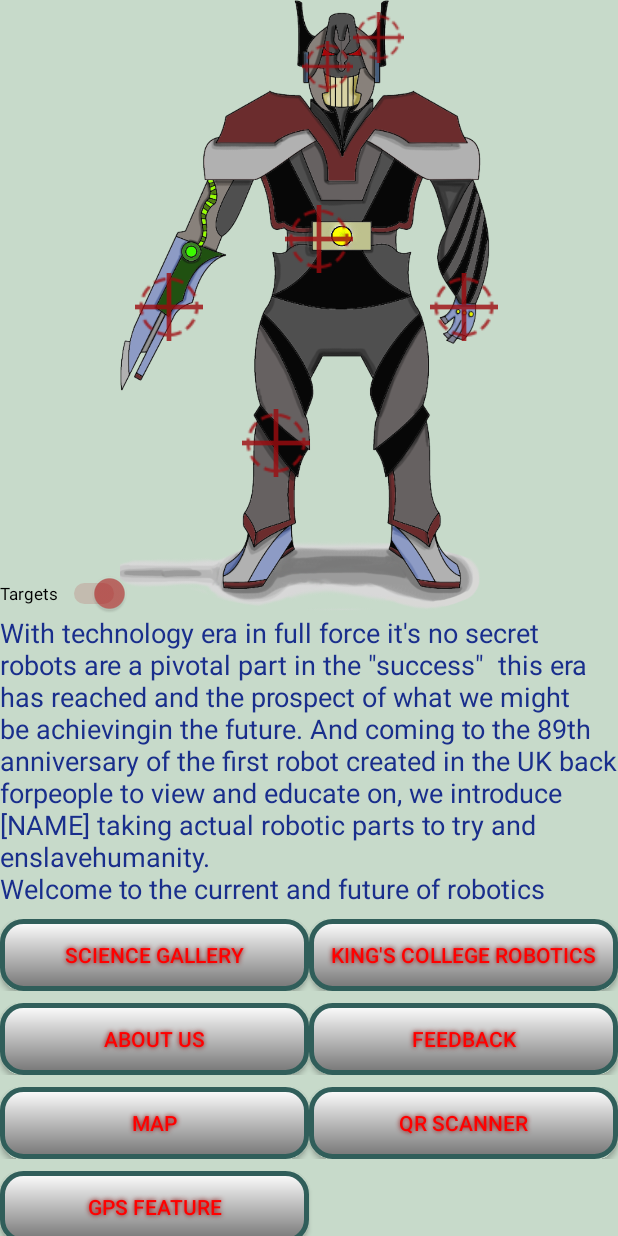
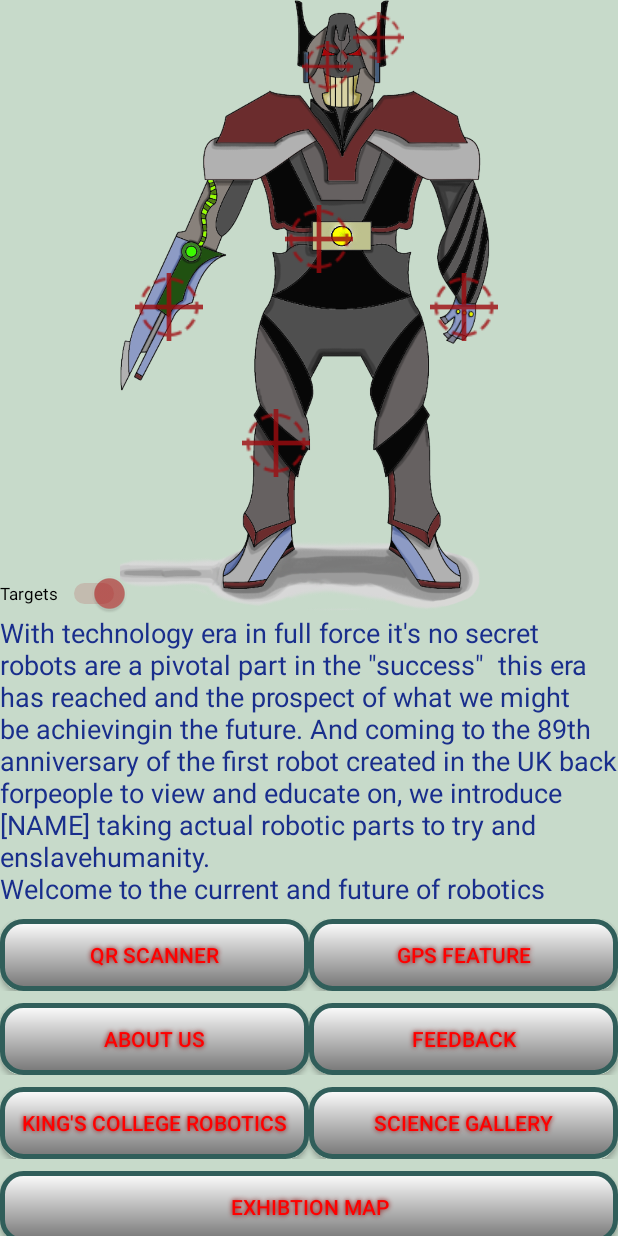
Before and after one commit to maheshuk31/KillerRobotApplication, an Android app: the screen it shows after launch (MainActivity), on a phone screen of 412 x 824 dp. Run offline under Robolectric (Android 15) with nearby library versions, the phone set to English and light mode, and no system bars; libraries missing offline, so code that uses them is left out: com.google.zxing.integration.

Commit message:
Added the close activity for the back button to save further memory, resized some of the texts on other activities to match other sizes.

```diff
--- a/app/src/main/java/com/example/maheshuk31/killerrobotapplication/AboutUsActivity.java
+++ b/app/src/main/java/com/example/maheshuk31/killerrobotapplication/AboutUsActivity.java
@@ -34,4 +34,9 @@ public class AboutUsActivity extends AppCompatActivity {
         });
     }
 
+    @Override
+    public void onBackPressed() {
+        super.onBackPressed();
+        this.finish();
+    }
 }
--- a/app/src/main/java/com/example/maheshuk31/killerrobotapplication/AntennaActivity.java
+++ b/app/src/main/java/com/example/maheshuk31/killerrobotapplication/AntennaActivity.java
@@ -124,5 +124,4 @@ public class AntennaActivity extends AppCompatActivity {
         super.onBackPressed();
         this.finish();
     }
-
 }
--- a/app/src/main/java/com/example/maheshuk31/killerrobotapplication/ExhibitionMapActivity.java
+++ b/app/src/main/java/com/example/maheshuk31/killerrobotapplication/ExhibitionMapActivity.java
@@ -75,4 +75,9 @@ public class ExhibitionMapActivity extends AppCompatActivity {
         });
     }
 
+    @Override
+    public void onBackPressed() {
+        super.onBackPressed();
+        this.finish();
+    }
 }
--- a/app/src/main/java/com/example/maheshuk31/killerrobotapplication/FeedbackActivity.java
+++ b/app/src/main/java/com/example/maheshuk31/killerrobotapplication/FeedbackActivity.java
@@ -60,4 +60,10 @@ public class FeedbackActivity extends AppCompatActivity implements View.OnClickL
         emailSending sm = new emailSending(this, email, message);
         sm.execute();
     }
+
+    @Override
+    public void onBackPressed() {
+        super.onBackPressed();
+        this.finish();
+    }
 }
--- a/app/src/main/java/com/example/maheshuk31/killerrobotapplication/GPSActivity.java
+++ b/app/src/main/java/com/example/maheshuk31/killerrobotapplication/GPSActivity.java
@@ -164,4 +164,9 @@ public class GPSActivity extends AppCompatActivity implements LocationListener {
     public void onProviderDisabled(String provider) {
     }
 
+    @Override
+    public void onBackPressed() {
+        super.onBackPressed();
+        this.finish();
+    }
 }
--- a/app/src/main/java/com/example/maheshuk31/killerrobotapplication/HandActivity.java
+++ b/app/src/main/java/com/example/maheshuk31/killerrobotapplication/HandActivity.java
@@ -122,5 +122,4 @@ public class HandActivity extends AppCompatActivity {
         super.onBackPressed();
         this.finish();
     }
-
 }
--- a/app/src/main/java/com/example/maheshuk31/killerrobotapplication/ScienceGalleryActivity.java
+++ b/app/src/main/java/com/example/maheshuk31/killerrobotapplication/ScienceGalleryActivity.java
@@ -34,4 +34,9 @@ public class ScienceGalleryActivity extends AppCompatActivity {
         });
     }
 
+    @Override
+    public void onBackPressed() {
+        super.onBackPressed();
+        this.finish();
+    }
 }
--- a/app/src/main/res/layout/content_about_us.xml
+++ b/app/src/main/res/layout/content_about_us.xml
@@ -38,6 +38,7 @@
             android:id="@+id/txtAboutText"
             android:layout_width="match_parent"
             android:layout_height="wrap_content"
+            android:textSize="18dp"
             android:text="CORE (Centre for Robotics Research) of King's College have partnered with Science Gallery to produce an exhibition designed to educate you about the robotics that are in society today or in the impending future.
 Designed to be interactive it provides a unique experience into what a &quot;killer&quot; robot could entail with regards to its' separately destroyed parts scattered all over Somerset House Courtyard. "
             android:textColor="#192e8c" />
--- a/app/src/main/res/layout/content_main.xml
+++ b/app/src/main/res/layout/content_main.xml
@@ -144,7 +144,7 @@
                     android:weightSum="1">
 
                     <Button
-                        android:id="@+id/btnScienceGallery"
+                        android:id="@+id/btnQRScanner"
                         android:layout_width="0dp"
                         android:layout_height="wrap_content"
                         android:layout_weight="0.5"
@@ -153,12 +153,11 @@
                         android:shadowDx="0"
                         android:shadowDy="0"
                         android:shadowRadius="4"
-                        android:text="Science Gallery"
+                        android:text="QR Scanner"
                         android:textColor="#FF0000" />
 
-
                     <Button
-                        android:id="@+id/btnKingsRobotics"
+                        android:id="@+id/btnGPS"
                         android:layout_width="0dp"
                         android:layout_height="wrap_content"
                         android:layout_weight="0.5"
@@ -167,8 +166,9 @@
                         android:shadowDx="0"
                         android:shadowDy="0"
                         android:shadowRadius="4"
-                        android:text="King's College Robotics"
+                        android:text="GPS Feature"
                         android:textColor="#FF0000" />
+
                 </TableRow>
 
                 <TableRow
@@ -212,7 +212,7 @@
                     android:weightSum="1">
 
                     <Button
-                        android:id="@+id/btnExhibitionMap"
+                        android:id="@+id/btnKingsRobotics"
                         android:layout_width="0dp"
                         android:layout_height="wrap_content"
                         android:layout_weight="0.5"
@@ -221,11 +221,11 @@
                         android:shadowDx="0"
                         android:shadowDy="0"
                         android:shadowRadius="4"
-                        android:text="Map"
+                        android:text="King's College Robotics"
                         android:textColor="#FF0000" />
 
                     <Button
-                        android:id="@+id/btnQRScanner"
+                        android:id="@+id/btnScienceGallery"
                         android:layout_width="0dp"
                         android:layout_height="wrap_content"
                         android:layout_weight="0.5"
@@ -234,8 +234,9 @@
                         android:shadowDx="0"
                         android:shadowDy="0"
                         android:shadowRadius="4"
-                        android:text="QR Scanner"
+                        android:text="Science Gallery"
                         android:textColor="#FF0000" />
+
                 </TableRow>
 
                 <TableRow
@@ -245,16 +246,16 @@
                     android:weightSum="1">
 
                     <Button
-                        android:id="@+id/btnGPS"
+                        android:id="@+id/btnExhibitionMap"
                         android:layout_width="0dp"
                         android:layout_height="wrap_content"
-                        android:layout_weight="0.5"
+                        android:layout_weight="1"
                         android:background="@drawable/btn_shape_normal"
                         android:shadowColor="#8F0000"
                         android:shadowDx="0"
                         android:shadowDy="0"
                         android:shadowRadius="4"
-                        android:text="GPS Feature"
+                        android:text="Exhibtion Map"
                         android:textColor="#FF0000" />
 
                 </TableRow>
--- a/app/src/main/res/layout/content_science_gallery.xml
+++ b/app/src/main/res/layout/content_science_gallery.xml
@@ -42,7 +42,8 @@
             <TextView
                 android:layout_width="match_parent"
                 android:layout_height="wrap_content"
-                android:text="Originally located in Dublin Ireland this unique experience involves combining art with science to provide a unique interactive experience to people where everything is brought to life-size for maximum fun and learning.
+                android:textSize="18dp"
+                android:text="Originally located in Dublin, Ireland this unique experience involves combining art with science to provide a unique interactive experience to people where everything is brought to life-size for maximum fun and learning.
 Now in Autumn 2018, at London Bridge at Guy's Campus, we King's College will open available to be visited for free. And this exhibition wouldn't have happened without the Science Gallery's help and contribution"
                 android:textColor="#192e8c">
 
```
